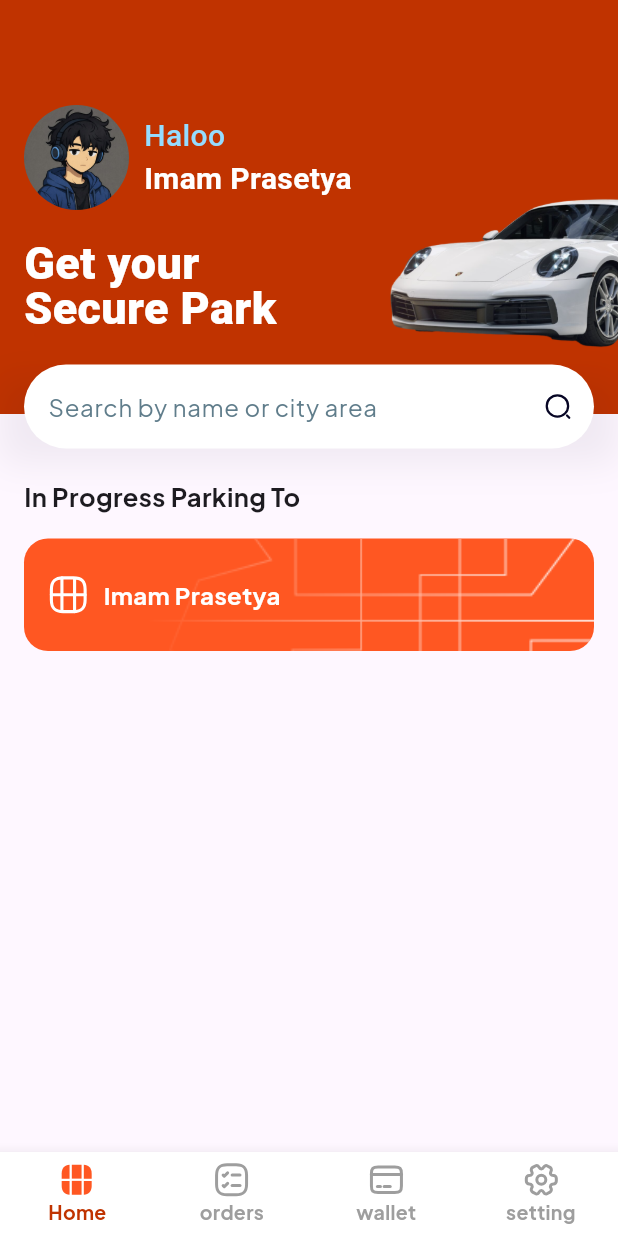
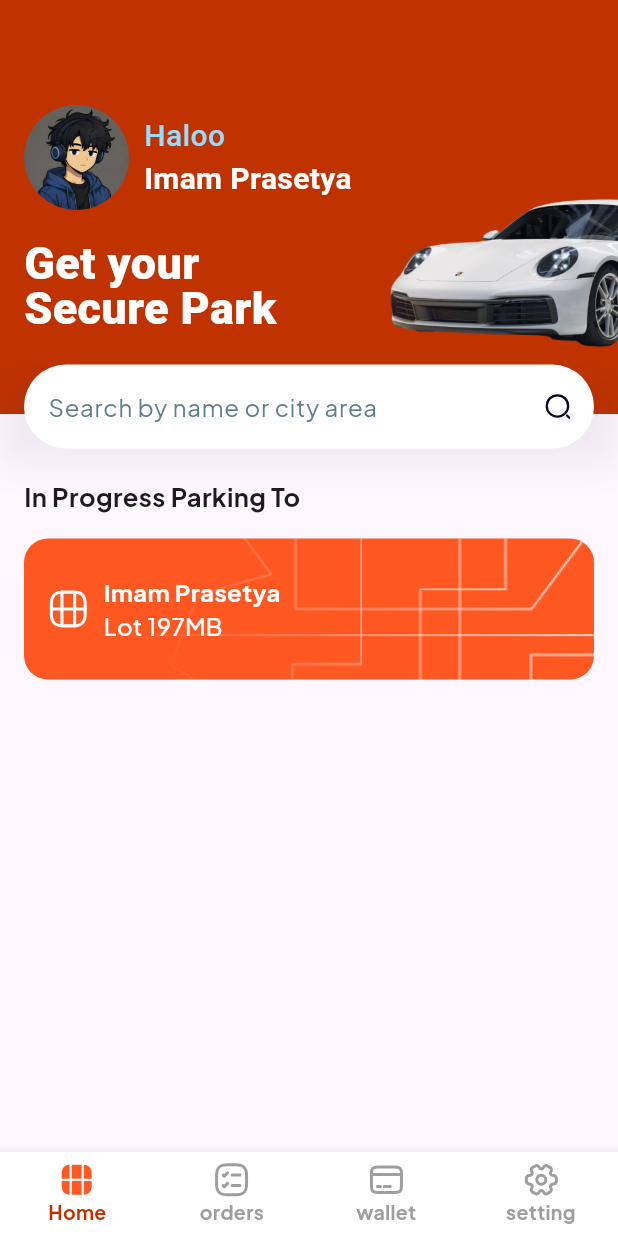
Before and after one commit to imamprasetya/parkcar, a Flutter app: the screen it shows after launch, on a phone screen of 412 x 824 dp. Run offline on Flutter 3.47's test engine with Material 3 defaults, Android fonts, the phone set to English and light mode, and no system bars; our stand-ins replace flutter_svg, google_fonts.

Commit message:
inprogress

```diff
--- a/lib/widgets/inprogres.dart
+++ b/lib/widgets/inprogres.dart
@@ -35,12 +35,21 @@ class InProgresWidget extends StatelessWidget {
             ),
             const SizedBox(width: 10),
             Column(
+              crossAxisAlignment: CrossAxisAlignment.start,
               children: [
                 Text(
                   "Imam Prasetya",
                   style: GoogleFonts.plusJakartaSans(
                     fontSize: 16,
                     fontWeight: FontWeight.bold,
+                    color: AppPallete.white,
+                  ),
+                ),
+                Text(
+                  "Lot 197MB",
+                  style: GoogleFonts.plusJakartaSans(
+                    fontSize: 16,
+                    fontWeight: FontWeight.w500,
                     color: AppPallete.white,
                   ),
                 ),
```
Also changed, not shown: lib/widgets/button_widget.dart (added, +10 -0 lines).
